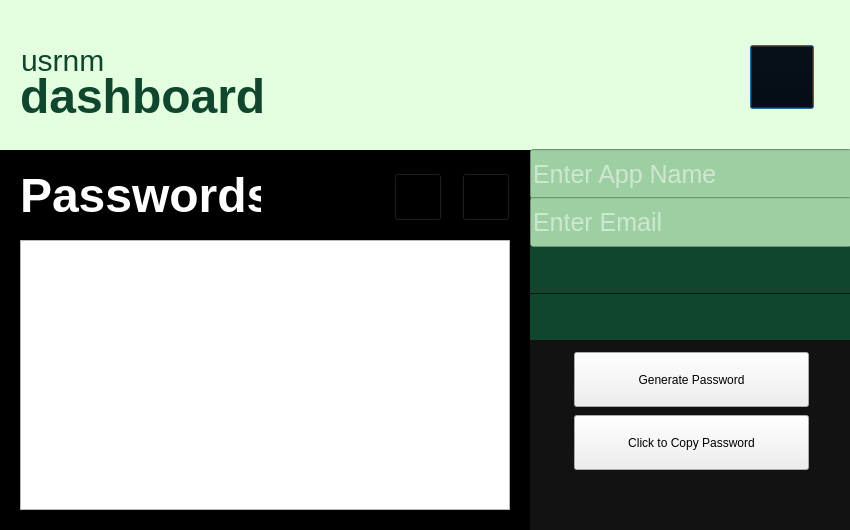
Above: vault8_dashboard.ui from mvrck-dev/Clover before the change. Below: the same form after it.
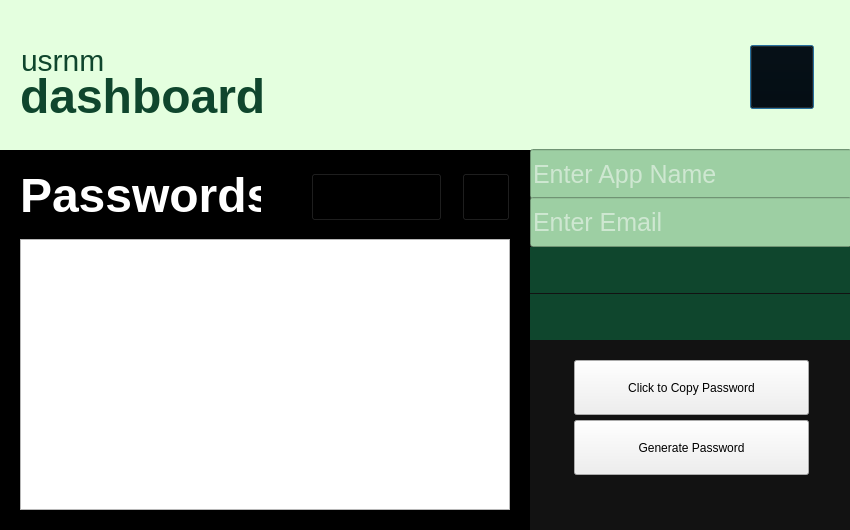
That is the form after the change. Icons and pictures are not drawn.

```diff
--- a/vault8_dashboard.ui
+++ b/vault8_dashboard.ui
@@ -150,9 +150,9 @@
    <widget class="QPushButton" name="addbtn">
     <property name="geometry">
      <rect>
-      <x>394</x>
+      <x>311</x>
       <y>173</y>
-      <width>48</width>
+      <width>131</width>
       <height>48</height>
      </rect>
     </property>
@@ -209,9 +209,9 @@
     <property name="geometry">
      <rect>
       <x>20</x>
-      <y>240</y>
+      <y>239</y>
       <width>490</width>
-      <height>270</height>
+      <height>271</height>
      </rect>
     </property>
     <property name="styleSheet">
@@ -288,7 +288,7 @@
     <property name="geometry">
      <rect>
       <x>574</x>
-      <y>352</y>
+      <y>420</y>
       <width>235</width>
       <height>55</height>
      </rect>
@@ -317,7 +317,7 @@
     <property name="geometry">
      <rect>
       <x>574</x>
-      <y>415</y>
+      <y>360</y>
       <width>235</width>
       <height>55</height>
      </rect>
```
Left out of the diff: 17 changed lines with no effect on the pictures.
